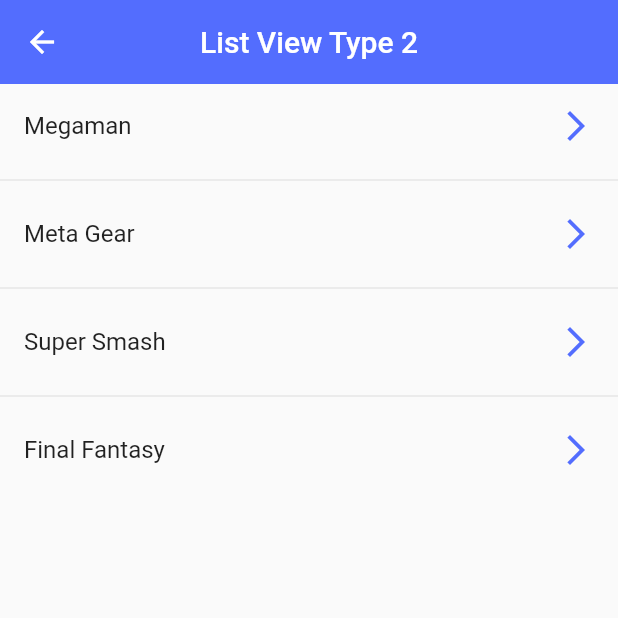
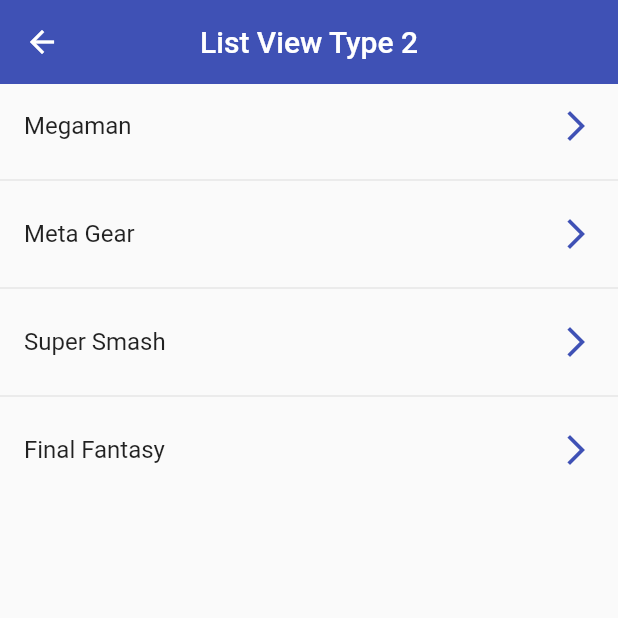
Before and after one commit to eydrent/flutter-01-flutterComponents, a Flutter app: the ListView2Screen screen opened by its route, on a phone screen of 412 x 824 dp, the top half of it. Run offline on Flutter 3.47's test engine with Material 2 defaults, Android fonts, the phone set to English and light mode, and no system bars.

Commit message:
( Layout )[ CustomCardType1 ] : Update styles and logic

```diff
--- a/lib/screens/listview1.dart
+++ b/lib/screens/listview1.dart
@@ -1,4 +1,5 @@
 import 'package:flutter/material.dart';
+import 'package:flutter_components/theme/app_theme.dart';
 
 class ListView1Screen extends StatelessWidget {
 
@@ -18,7 +19,7 @@ class ListView1Screen extends StatelessWidget {
               ...options.map( (option) =>
                   ListTile(
                     title: Text(option),
-                    trailing: const Icon( Icons.arrow_forward_ios ),
+                    trailing: const Icon( Icons.arrow_forward_ios, color: AppTheme.primary),
                   )
               ).toList()
             ]
--- a/lib/screens/listview2.dart
+++ b/lib/screens/listview2.dart
@@ -1,4 +1,5 @@
 import 'package:flutter/material.dart';
+import 'package:flutter_components/theme/app_theme.dart';
 
 class ListView2Screen extends StatelessWidget {
 
@@ -12,8 +13,6 @@ class ListView2Screen extends StatelessWidget {
         appBar: AppBar(
           centerTitle: true,
           title:const Text('List View Type 2'),
-          elevation: 0,
-          backgroundColor: Colors.indigoAccent,
         ),
         body: ListView.separated(
           itemCount: options.length,
@@ -22,7 +21,7 @@ class ListView2Screen extends StatelessWidget {
               title: Text(options[i]),
               trailing: const Icon(
                 Icons.arrow_forward_ios,
-                color: Colors.indigoAccent,
+                color: AppTheme.primary,
               ),
               onTap: () {
                 final game = options[i];
--- /dev/null
+++ b/lib/theme/app_theme.dart
@@ -0,0 +1,44 @@
+
+
+import 'package:flutter/material.dart';
+
+class AppTheme {
+
+  static const Color primary = Colors.indigo;
+  static final ButtonStyle textButtonCancel = TextButton.styleFrom(
+      primary: Colors.red,
+  );
+
+  static final ThemeData lightTheme = ThemeData.light().copyWith(
+    // primaryColor
+    primaryColor: primary,
+    // AppBar Theme
+    appBarTheme: const AppBarTheme(
+      color: primary,
+      elevation: 0,
+    ),
+    textButtonTheme: TextButtonThemeData(
+      style: TextButton.styleFrom(
+        primary: primary,
+        // primaryColor: Colors.white,
+        // secondaryColor: Colors.white,
+        textStyle: const TextStyle(
+          color: Colors.white,
+          fontSize: 16,
+        ),
+      ),
+    ),
+  );
+
+  static final ThemeData darkTheme = ThemeData.dark().copyWith(
+    // primaryColor
+    primaryColor: primary,
+    // AppBar Theme
+    appBarTheme: const AppBarTheme(
+      color: primary,
+      elevation: 0,
+    ),
+    scaffoldBackgroundColor: Color.fromARGB(255, 0, 0, 0),
+  );
+
+}
--- /dev/null
+++ b/lib/widgets/widgets.dart
@@ -0,0 +1,2 @@
+
+export 'package:flutter_components/widgets/custom_card_type_1.dart';
```
Also changed, not shown: lib/main.dart (+5 -2 lines), lib/screens/cards_screen.dart (+10 -3 lines), lib/screens/home_screen.dart (+4 -3 lines), lib/widgets/custom_card_type_1.dart (added, +41 -0 lines).
